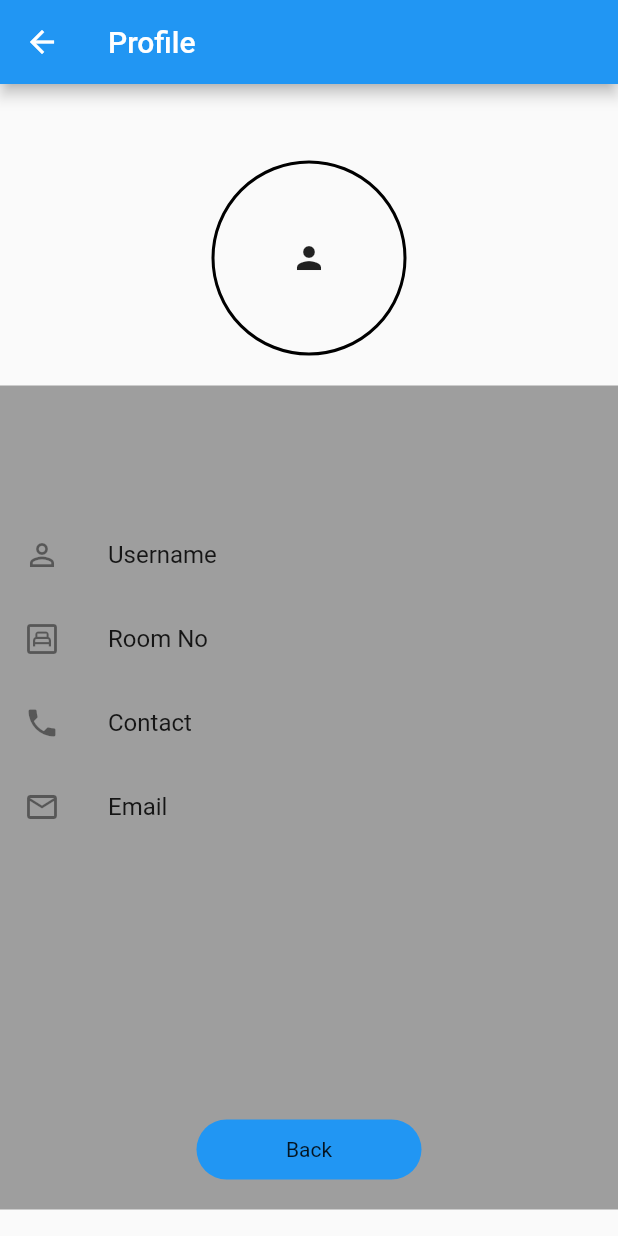
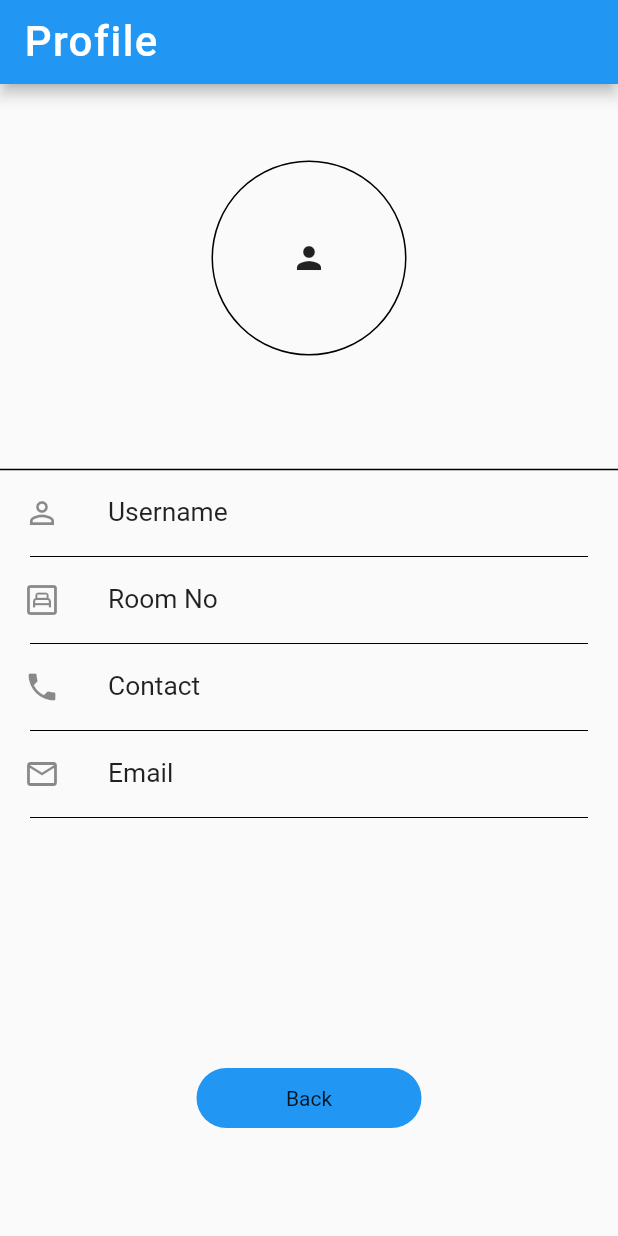
Before and after one commit to Mickey01g/flutter_container, a Flutter app: the StudentProfile screen opened directly, on a phone screen of 412 x 824 dp. Run offline on Flutter 3.47's test engine with Material 2 defaults, Android fonts, the phone set to English and light mode, and no system bars; our stand-ins replace awesome_notifications, cloud_firestore, dio, firebase_auth, firebase_core, firebase_database and 4 more; missing offline and left inert: flutter_file_downloader, gsheets; accounts and stored records are empty; key blocks and very long unbroken strings in the code were emptied for the run.

Commit message:
Hostel Project

```diff
--- a/lib/utils/routes_name.dart
+++ b/lib/utils/routes_name.dart
@@ -1,3 +1,5 @@
+import 'dart:async';
+
 class RouteName{
   static const String homepage='home_page';
   static const String splashscreen='splash_screen';
@@ -16,5 +18,7 @@ class RouteName{
   static const String aboutpage="about_page";
   static const String trackcomplain="track_complain";
   static const String announcementview="announcement_view";
+  static const String complainview="complain_view";
+  static const String globalcomplain="globalcomplain";
 
 }
--- a/lib/view_model/drawer/drawer.dart
+++ b/lib/view_model/drawer/drawer.dart
@@ -7,7 +7,8 @@ class MyDrawer extends StatelessWidget {
 
   @override
   Widget build(BuildContext context) {
-    return Drawer(
+    return SafeArea(
+      child: Drawer(
         backgroundColor: Colors.black45,
         child: Container(
           child: ListView(
@@ -46,6 +47,7 @@ class MyDrawer extends StatelessWidget {
             ],
           ),
         ),
+      ),
     );
   }
 }
--- a/lib/view_model/home/home_page.dart
+++ b/lib/view_model/home/home_page.dart
@@ -5,6 +5,7 @@ import 'package:flutter/material.dart';
 import 'package:flutter/services.dart';
 import 'package:flutter_container/utils/routes_name.dart';
 import 'package:flutter_container/view_model/drawer/drawer.dart';
+import 'package:velocity_x/velocity_x.dart';
 
 import '../../component/sign_controller.dart';
 
@@ -63,7 +64,7 @@ class _HomePageState extends State<HomePage> {
           backgroundColor: Colors.red,
           // Here we take the value from the MyHomePage object that was created by
           // the App.build method, and use it to set our appbar title.
-          title:  const Center(child: Text('Hostel App')),
+          title:"Hostel App".text.scale(1.4).letterSpacing(1).make(),
         ),
         drawer: MyDrawer(),
         body: SafeArea(
--- a/lib/view_model/profile/student_profile.dart
+++ b/lib/view_model/profile/student_profile.dart
@@ -20,7 +20,8 @@ class _StudentProfileState extends State<StudentProfile> {
     return SafeArea(
       child: Scaffold(
         appBar: AppBar(
-          title: 'Profile'.text.make(),
+          title: 'Profile'.text.letterSpacing(1).scale(1.4).make(),
+          automaticallyImplyLeading: false,
         ),
         body: Padding(
           padding: EdgeInsets.only(top:31),
@@ -37,7 +38,7 @@ class _StudentProfileState extends State<StudentProfile> {
                     shape: BoxShape.circle,
                     border: Border.all(
                       color: Colors.black,
-                      width: 2,
+                      width: 1,
                     ),
                   ),
                   child: ClipRRect(
@@ -48,34 +49,68 @@ class _StudentProfileState extends State<StudentProfile> {
               ),
               const SizedBox(height: 20,),
               Container(
-                color: Colors.grey,
                 width: double.infinity,
-                height: MediaQuery.of(context).size.height/1.5,
+                height: MediaQuery.of(context).size.height/1.6,
                 child: Column(
                   children: [
-                    const SizedBox(height: 30,),
+                    const SizedBox(height: 10,),
+
                     Center(child: Text(e1.regNo,style:TextStyle(),textScaleFactor:1.5,),),
                     // Divider(color: Colors.black.withOpacity(2),),
-                    const SizedBox(height: 30,),
+                    const SizedBox(height: 20,),
+                    Divider(
+                        height: 2,
+                        thickness: 1,
+                        color: Colors.black,
+                      ),
+
                     ListTile(
                       leading: Icon(Icons.person_outline),
-                      title: "Username".text.make(),
-                      trailing: Text(e1.name),
+                      title: "Username".text.scale(1.1).make(),
+                      trailing: Text(e1.name,style:TextStyle(),textScaleFactor:1.2),
+                    ),
+                    Padding(
+                      padding: const EdgeInsets.symmetric(horizontal: 20),
+                      child: Divider(
+                        height: 2,
+                        color: Colors.black,
+                      ),
                     ),
                     ListTile(
                       leading: Icon(Icons.bedroom_child_outlined),
-                      title: "Room No".text.make(),
-                      trailing: Text(e1.room),
+                      title: "Room No".text.scale(1.1).make(),
+                      trailing: Text(e1.room,style:TextStyle(),textScaleFactor:1.2),
+                    ),
+                    Padding(
+                      padding: const EdgeInsets.symmetric(horizontal: 20),
+                      child: Divider(
+                        height: 2,
+                        color: Colors.black,
+                      ),
                     ),
                     ListTile(
                       leading: Icon(Icons.phone),
-                      title: "Contact".text.make(),
-                      trailing: Text(e1.phone),
+                      title: "Contact".text.scale(1.1).make(),
+                      trailing: Text(e1.phone,style:TextStyle(),textScaleFactor:1.2),
+                    ),
+                    Padding(
+                      padding: const EdgeInsets.symmetric(horizontal: 20),
+                      child: Divider(
+                        height: 2,
+                        color: Colors.black,
+                      ),
                     ),
                     ListTile(
                       leading: Icon(Icons.mail_outline_outlined),
-                      title: "Email".text.make(),
-                      trailing: Text(e1.email),
+                      title: "Email".text.scale(1.1).make(),
+                      trailing: Text(e1.email,style:TextStyle(),textScaleFactor:1.2),
+                    ),
+                    Padding(
+                      padding: const EdgeInsets.symmetric(horizontal: 20),
+                      child: Divider(
+                        height: 2,
+                        color: Colors.black,
+                      ),
                     ),
                     Spacer(),
                     InkWell(
```
Also changed, not shown: lib/utils/routes.dart (+7 -4 lines), lib/view_model/admin_dashboard/admin_dashboard.dart (+4 -36 lines), lib/view_model/admin_dashboard/global_complain.dart (added, +31 -0 lines), lib/view_model/login/admin_login.dart (+11 -3 lines), lib/view_model/profile/admin_profile.dart (+48 -15 lines), lib/view_model/services/download_pdf.dart (deleted, +0 -47 lines), lib/view_model/services/splash_services.dart (deleted, +0 -24 lines), lib/view_model/student_dashboard/complaint/complain_view.dart (added, +32 -0 lines), lib/view_model/student_dashboard/complaint/create_complain.dart (renamed from lib/view_model/student_dashboard/complaint/complain.dart, +15 -11 lines), lib/view_model/user_create/create_user.dart (deleted, +0 -97 lines). Lines whose indentation alone changed are shown as unchanged.
